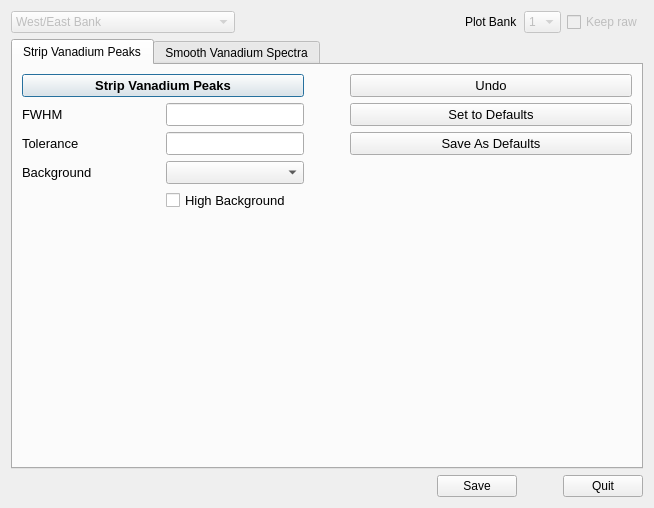
Before: the Qt Designer form designer/ProcessVanadiumDialog.ui in neutrons/PyVDrive, drawn with Qt 5.
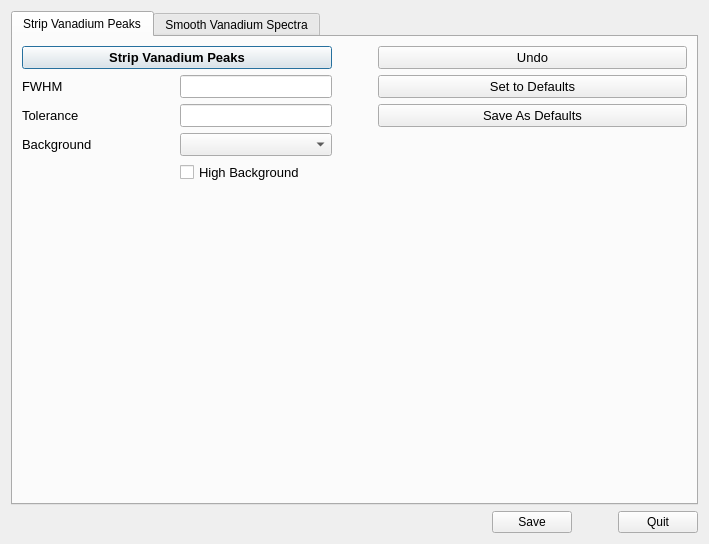
After: the same form once the commit is applied.

Commit message: Refs #143. Fixed issues for interactive vanadium processing.

The edit to the form file:
```diff
--- a/designer/ProcessVanadiumDialog.ui
+++ b/designer/ProcessVanadiumDialog.ui
@@ -6,99 +6,14 @@
    <rect>
     <x>0</x>
     <y>0</y>
-    <width>654</width>
-    <height>508</height>
+    <width>709</width>
+    <height>544</height>
    </rect>
   </property>
   <property name="windowTitle">
    <string>Dialog</string>
   </property>
   <layout class="QVBoxLayout" name="verticalLayout_5">
-   <item>
-    <layout class="QGridLayout" name="gridLayout_4">
-     <item row="0" column="4">
-      <widget class="QCheckBox" name="checkBox_keepRaw">
-       <property name="enabled">
-        <bool>false</bool>
-       </property>
-       <property name="text">
-        <string>Keep raw</string>
-       </property>
-      </widget>
-     </item>
-     <item row="0" column="3">
-      <widget class="QComboBox" name="comboBox_plotBanks">
-       <property name="enabled">
-        <bool>false</bool>
-       </property>
-       <item>
-        <property name="text">
-         <string>1</string>
-        </property>
-       </item>
-       <item>
-        <property name="text">
-         <string>2</string>
-        </property>
-       </item>
-       <item>
-        <property name="text">
-         <string>3</string>
-        </property>
-       </item>
-      </widget>
-     </item>
-     <item row="0" column="1">
-      <spacer name="horizontalSpacer_6">
-       <property name="orientation">
-        <enum>Qt::Horizontal</enum>
-       </property>
-       <property name="sizeType">
-        <enum>QSizePolicy::Expanding</enum>
-       </property>
-       <property name="sizeHint" stdset="0">
-        <size>
-         <width>40</width>
-         <height>20</height>
-        </size>
-       </property>
-      </spacer>
-     </item>
-     <item row="0" column="0">
-      <widget class="QComboBox" name="comboBox_banks">
-       <property name="enabled">
-        <bool>false</bool>
-       </property>
-       <property name="sizePolicy">
-        <sizepolicy hsizetype="Expanding" vsizetype="Fixed">
-         <horstretch>0</horstretch>
-         <verstretch>0</verstretch>
-        </sizepolicy>
-       </property>
-       <property name="toolTip">
-        <string>&lt;html&gt;&lt;head/&gt;&lt;body&gt;&lt;p&gt;Banks to process (Strip vanadium peaks and smooth)&lt;/p&gt;&lt;/body&gt;&lt;/html&gt;</string>
-       </property>
-       <item>
-        <property name="text">
-         <string>West/East Bank</string>
-        </property>
-       </item>
-       <item>
-        <property name="text">
-         <string>High Angle Bank</string>
-        </property>
-       </item>
-      </widget>
-     </item>
-     <item row="0" column="2">
-      <widget class="QLabel" name="label_10">
-       <property name="text">
-        <string>Plot Bank</string>
-       </property>
-      </widget>
-     </item>
-    </layout>
-   </item>
    <item>
     <widget class="QTabWidget" name="tabWidget">
      <property name="currentIndex">
```
The commit also changes 7 other files.
